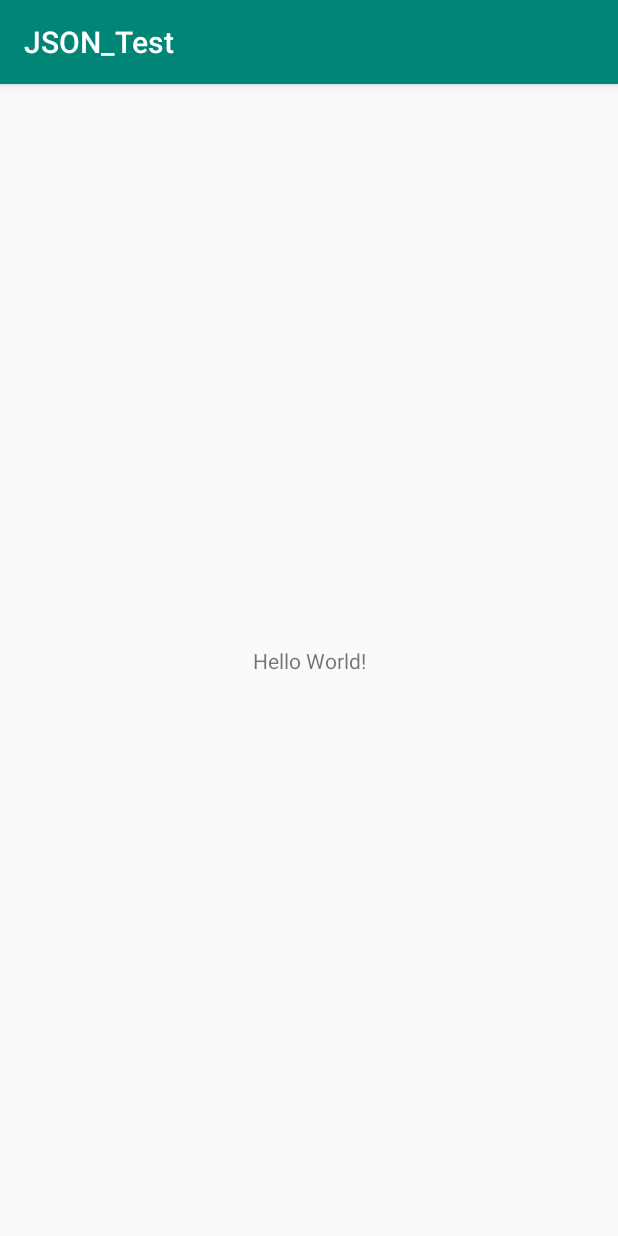
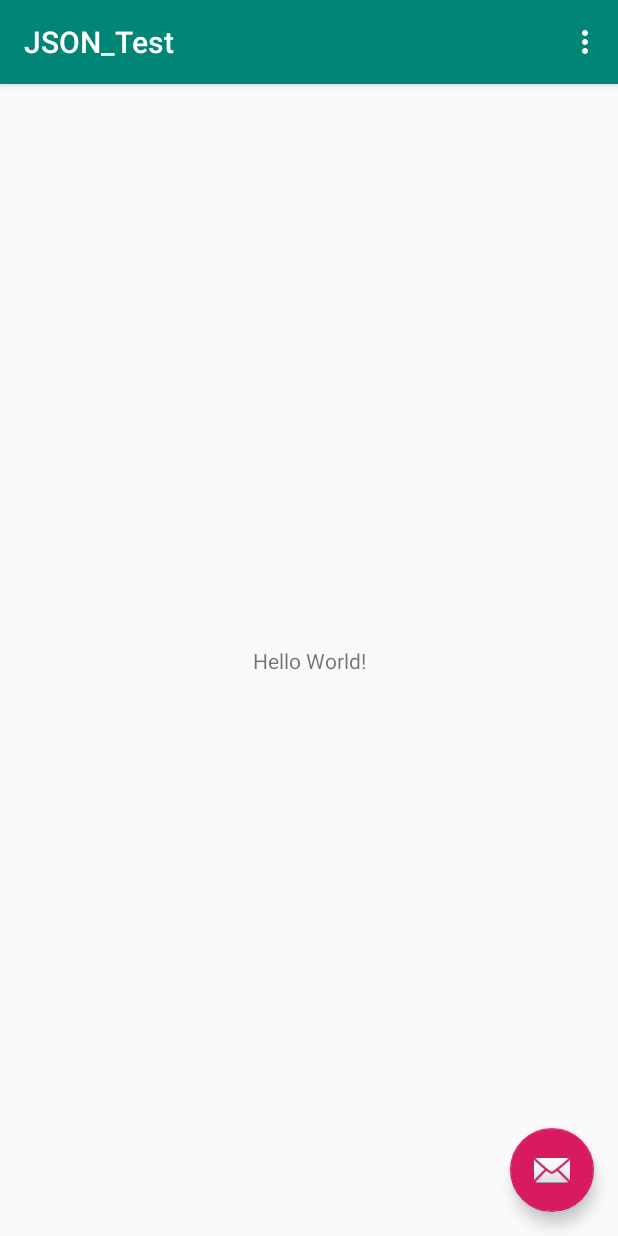
Before and after one commit to sltm-14/VD-App, an Android app: the screen it shows after launch (MainActivity), on a phone screen of 412 x 824 dp. Run offline under Robolectric (Android 15) with nearby library versions, the phone set to English and light mode, and no system bars.

Commit message:
JSON demo Se realizó un código para obtener los datos de la API, falta implementar la extrancción de los datos solicitados

```diff
--- a/JSON_Test/app/build.gradle
+++ b/JSON_Test/app/build.gradle
@@ -23,6 +23,7 @@
     implementation fileTree(dir: 'libs', include: ['*.jar'])
     implementation 'androidx.appcompat:appcompat:1.1.0'
     implementation 'androidx.constraintlayout:constraintlayout:1.1.3'
+    implementation 'com.google.android.material:material:1.0.0'
     testImplementation 'junit:junit:4.12'
     androidTestImplementation 'androidx.test:runner:1.2.0'
     androidTestImplementation 'androidx.test.espresso:espresso-core:3.2.0'
--- a/JSON_Test/app/src/main/AndroidManifest.xml
+++ b/JSON_Test/app/src/main/AndroidManifest.xml
@@ -1,6 +1,8 @@
 <?xml version="1.0" encoding="utf-8"?>
 <manifest xmlns:android="http://schemas.android.com/apk/res/android"
     package="com.example.json_test">
+
+    <uses-permission android:name="android.permission.INTERNET"/>
 
     <application
         android:allowBackup="true"
@@ -9,7 +11,10 @@
         android:roundIcon="@mipmap/ic_launcher_round"
         android:supportsRtl="true"
         android:theme="@style/AppTheme">
-        <activity android:name=".MainActivity">
+        <activity
+            android:name=".MainActivity"
+            android:label="@string/app_name"
+            android:theme="@style/AppTheme.NoActionBar">
             <intent-filter>
                 <action android:name="android.intent.action.MAIN" />
 
--- a/JSON_Test/app/src/main/java/com/example/json_test/MainActivity.java
+++ b/JSON_Test/app/src/main/java/com/example/json_test/MainActivity.java
@@ -1,8 +1,25 @@
 package com.example.json_test;
 
+import android.os.AsyncTask;
+import android.os.Bundle;
+
+import com.google.android.material.floatingactionbutton.FloatingActionButton;
+import com.google.android.material.snackbar.Snackbar;
+
 import androidx.appcompat.app.AppCompatActivity;
+import androidx.appcompat.widget.Toolbar;
 
-import android.os.Bundle;
+import android.util.Log;
+import android.view.View;
+import android.view.Menu;
+import android.view.MenuItem;
+
+import java.io.IOException;
+import java.io.InputStream;
+import java.io.InputStreamReader;
+import java.net.HttpURLConnection;
+import java.net.MalformedURLException;
+import java.net.URL;
 
 public class MainActivity extends AppCompatActivity {
 
@@ -10,5 +27,86 @@
     protected void onCreate(Bundle savedInstanceState) {
         super.onCreate(savedInstanceState);
         setContentView(R.layout.activity_main);
+        Toolbar toolbar = findViewById(R.id.toolbar);
+        setSupportActionBar(toolbar);
+
+        FloatingActionButton fab = findViewById(R.id.fab);
+        fab.setOnClickListener(new View.OnClickListener() {
+            @Override
+            public void onClick(View view) {
+                Snackbar.make(view, "Replace with your own action", Snackbar.LENGTH_LONG)
+                        .setAction("Action", null).show();
+            }
+        });
+
+        DownloadTask task = new DownloadTask();
+        task.execute("https://samples.openweathermap.org/data/2.5/find?lat=55.5&lon=37.5&cnt=10&appid=b6907d289e10d714a6e88b30761fae22");
+    }
+    //AsyncTask allows us to run a task on the background thread
+    public class DownloadTask extends AsyncTask<String,Void,String>{
+
+        @Override
+        protected String doInBackground(String... urls) {
+            String result = "";
+
+            URL myURL;
+            HttpURLConnection myURLConnection = null;
+
+            /* We create our URL as a new URL from the one that we are passing to the method.
+               This can fail if it's not a valid url, so it need to be surrounded by try and catch */
+
+            try {
+                myURL           = new URL(urls[0]);
+                myURLConnection = (HttpURLConnection)myURL.openConnection();
+
+                InputStream       in     = myURLConnection.getInputStream();
+                InputStreamReader reader = new InputStreamReader(in);
+
+                int data = reader.read();
+
+                while(data != -1){
+                    char current = (char)data;
+                    result += current;
+                    data = reader.read();
+                }
+
+                return result;
+
+            } catch (MalformedURLException e) {
+                e.printStackTrace();
+            } catch (IOException e) {
+                e.printStackTrace();
+            }
+
+            return null;
+        }
+
+        @Override
+        protected void onPostExecute(String result) {
+            super.onPostExecute(result);
+            Log.i("Website content", result);
+        }
+    }
+
+    @Override
+    public boolean onCreateOptionsMenu(Menu menu) {
+        // Inflate the menu; this adds items to the action bar if it is present.
+        getMenuInflater().inflate(R.menu.menu_main, menu);
+        return true;
+    }
+
+    @Override
+    public boolean onOptionsItemSelected(MenuItem item) {
+        // Handle action bar item clicks here. The action bar will
+        // automatically handle clicks on the Home/Up button, so long
+        // as you specify a parent activity in AndroidManifest.xml.
+        int id = item.getItemId();
+
+        //noinspection SimplifiableIfStatement
+        if (id == R.id.action_settings) {
+            return true;
+        }
+
+        return super.onOptionsItemSelected(item);
     }
 }
--- a/JSON_Test/app/src/main/res/layout/activity_main.xml
+++ b/JSON_Test/app/src/main/res/layout/activity_main.xml
@@ -1,18 +1,33 @@
 <?xml version="1.0" encoding="utf-8"?>
-<androidx.constraintlayout.widget.ConstraintLayout xmlns:android="http://schemas.android.com/apk/res/android"
+<androidx.coordinatorlayout.widget.CoordinatorLayout xmlns:android="http://schemas.android.com/apk/res/android"
     xmlns:app="http://schemas.android.com/apk/res-auto"
     xmlns:tools="http://schemas.android.com/tools"
     android:layout_width="match_parent"
     android:layout_height="match_parent"
     tools:context=".MainActivity">
 
-    <TextView
+    <com.google.android.material.appbar.AppBarLayout
+        android:layout_width="match_parent"
+        android:layout_height="wrap_content"
+        android:theme="@style/AppTheme.AppBarOverlay">
+
+        <androidx.appcompat.widget.Toolbar
+            android:id="@+id/toolbar"
+            android:layout_width="match_parent"
+            android:layout_height="?attr/actionBarSize"
+            android:background="?attr/colorPrimary"
+            app:popupTheme="@style/AppTheme.PopupOverlay" />
+
+    </com.google.android.material.appbar.AppBarLayout>
+
+    <include layout="@layout/content_main" />
+
+    <com.google.android.material.floatingactionbutton.FloatingActionButton
+        android:id="@+id/fab"
         android:layout_width="wrap_content"
         android:layout_height="wrap_content"
-        android:text="Hello World!"
-        app:layout_constraintBottom_toBottomOf="parent"
-        app:layout_constraintLeft_toLeftOf="parent"
-        app:layout_constraintRight_toRightOf="parent"
-        app:layout_constraintTop_toTopOf="parent" />
+        android:layout_gravity="bottom|end"
+        android:layout_margin="@dimen/fab_margin"
+        app:srcCompat="@android:drawable/ic_dialog_email" />
 
-</androidx.constraintlayout.widget.ConstraintLayout>
+</androidx.coordinatorlayout.widget.CoordinatorLayout>
--- /dev/null
+++ b/JSON_Test/app/src/main/res/layout/content_main.xml
@@ -0,0 +1,20 @@
+<?xml version="1.0" encoding="utf-8"?>
+<androidx.constraintlayout.widget.ConstraintLayout xmlns:android="http://schemas.android.com/apk/res/android"
+    xmlns:app="http://schemas.android.com/apk/res-auto"
+    xmlns:tools="http://schemas.android.com/tools"
+    android:layout_width="match_parent"
+    android:layout_height="match_parent"
+    app:layout_behavior="@string/appbar_scrolling_view_behavior"
+    tools:context=".MainActivity"
+    tools:showIn="@layout/activity_main">
+
+    <TextView
+        android:layout_width="wrap_content"
+        android:layout_height="wrap_content"
+        android:text="Hello World!"
+        app:layout_constraintBottom_toBottomOf="parent"
+        app:layout_constraintLeft_toLeftOf="parent"
+        app:layout_constraintRight_toRightOf="parent"
+        app:layout_constraintTop_toTopOf="parent" />
+
+</androidx.constraintlayout.widget.ConstraintLayout>
--- /dev/null
+++ b/JSON_Test/app/src/main/res/menu/menu_main.xml
@@ -0,0 +1,10 @@
+<menu xmlns:android="http://schemas.android.com/apk/res/android"
+    xmlns:app="http://schemas.android.com/apk/res-auto"
+    xmlns:tools="http://schemas.android.com/tools"
+    tools:context="com.example.json_test.MainActivity">
+    <item
+        android:id="@+id/action_settings"
+        android:orderInCategory="100"
+        android:title="@string/action_settings"
+        app:showAsAction="never" />
+</menu>
--- /dev/null
+++ b/JSON_Test/app/src/main/res/values/dimens.xml
@@ -0,0 +1,3 @@
+<resources>
+    <dimen name="fab_margin">16dp</dimen>
+</resources>
--- a/JSON_Test/app/src/main/res/values/strings.xml
+++ b/JSON_Test/app/src/main/res/values/strings.xml
@@ -1,3 +1,4 @@
 <resources>
     <string name="app_name">JSON_Test</string>
+    <string name="action_settings">Settings</string>
 </resources>
--- a/JSON_Test/app/src/main/res/values/styles.xml
+++ b/JSON_Test/app/src/main/res/values/styles.xml
@@ -8,4 +8,13 @@
         <item name="colorAccent">@color/colorAccent</item>
     </style>
 
+    <style name="AppTheme.NoActionBar">
+        <item name="windowActionBar">false</item>
+        <item name="windowNoTitle">true</item>
+    </style>
+
+    <style name="AppTheme.AppBarOverlay" parent="ThemeOverlay.AppCompat.Dark.ActionBar" />
+
+    <style name="AppTheme.PopupOverlay" parent="ThemeOverlay.AppCompat.Light" />
+
 </resources>
```
Also changed, not shown: JSON_Test/gradle/wrapper/gradle-wrapper.properties.
